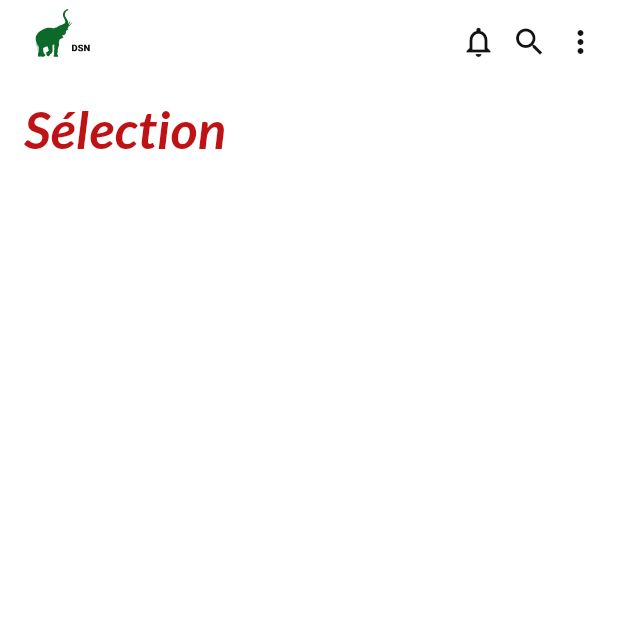
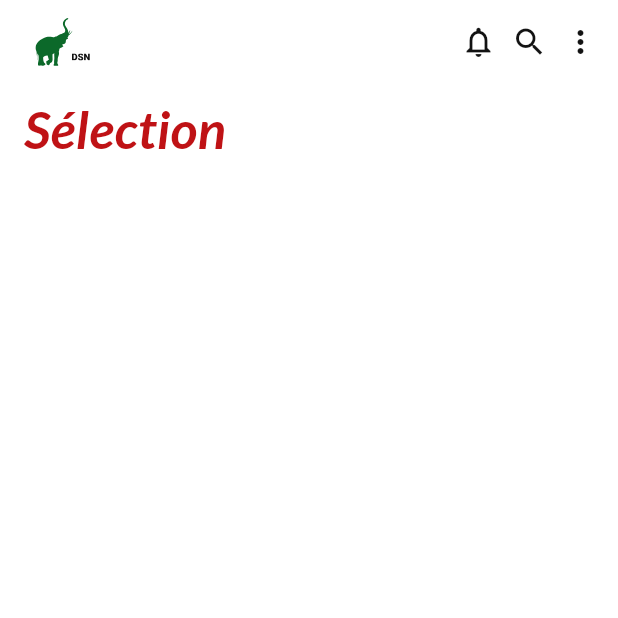
Before and after one commit to Francisny03/sem_dsn_flutter_app, a Flutter app: the HomePage screen opened directly, item 4 of the bottom bar chosen, on a phone screen of 412 x 824 dp, the top half of it. Run offline on Flutter 3.47's test engine with Material 3 defaults, Android fonts, the phone set to English and light mode, and no system bars; our stand-ins replace better_player_plus, cached_network_image, chewie, flutter_html, flutter_svg, google_fonts and 5 more; missing offline and left inert: syncfusion_flutter_pdfviewer, webview_flutter_android; accounts and stored records are empty; network calls fail.

Commit message:
Refactor LiveConfig and AppHeader for improved functionality and UI consistency
- Updated LiveConfig to set forceStatusForTest to null for better test handling.
- Refactored AppHeader layout to enhance visual structure, including adjustments to leading width and title alignment.
- Streamlined header actions and improved live content display logic for a more cohesive user experience.

```diff
--- a/lib/core/constants/live_config.dart
+++ b/lib/core/constants/live_config.dart
@@ -45,7 +45,7 @@ class LiveConfig {
   /// Pour les tests : force le statut du live après fetch (ex. [LiveStatus.replay]).
   /// Null = utiliser le statut renvoyé par l'API.
   static const LiveStatus? forceStatusForTest =
-      LiveStatus.replay; // Mettre LiveStatus.replay pour tester
+      null; // Mettre LiveStatus.replay pour tester
 
   /// True si on a au moins une source à afficher (direct ou replay).
   static bool get hasLiveContent {
--- a/lib/widget/app_header.dart
+++ b/lib/widget/app_header.dart
@@ -93,14 +93,10 @@ class _AppHeaderState extends State<AppHeader> with TickerProviderStateMixin {
       elevation: 0,
       scrolledUnderElevation: 0,
       titleSpacing: 0,
-      leadingWidth: 0,
-      title: Padding(
-        padding: const EdgeInsets.only(left: 20, right: 8),
+      leadingWidth: 80,
+      leading: Padding(
+        padding: const EdgeInsets.only(left: 20),
         child: Row(
-          mainAxisAlignment: MainAxisAlignment.spaceBetween,
-          crossAxisAlignment: CrossAxisAlignment.start,
-          children: [
-            Row(
           mainAxisSize: MainAxisSize.min,
           crossAxisAlignment: CrossAxisAlignment.center,
           children: [
@@ -129,56 +125,25 @@ class _AppHeaderState extends State<AppHeader> with TickerProviderStateMixin {
                     BlendMode.srcIn,
                   ),
                 ),
-                    //   AppStrings.headerTitle,
-                    //   style: TextStyle(
-                    //     color: AppColors.onSurfaceLight,
-                    //     fontWeight: FontWeight.w900,
-                    //     fontSize: 20,
-                    //     shadows: [
-                    //       const Shadow(
-                    //         color: Colors.black,
-                    //         offset: Offset(-1, -1),
-                    //         blurRadius: 0,
-                    //       ),
-                    //       const Shadow(
-                    //         color: Colors.black,
-                    //         offset: Offset(1, -1),
-                    //         blurRadius: 0,
-                    //       ),
-                    //       const Shadow(
-                    //         color: Colors.black,
-                    //         offset: Offset(-1, 1),
-                    //         blurRadius: 0,
-                    //       ),
-                    //       const Shadow(
-                    //         color: Colors.black,
-                    //         offset: Offset(1, 1),
-                    //         blurRadius: 0,
-                    //       ),
-                    //       // Shadow(
-                    //       //   color: Colors.black.withValues(alpha: 0.3),
-                    //       //   offset: const Offset(0, 2),
-                    //       //   blurRadius: 4,
-                    //       // ),
-                    //     ],
-                    //   ),
-                    // ),
               ),
             ),
           ],
         ),
-
-            _HeaderActionsRow(
-              children: [
-                if (_showLiveIcon)
-                  _LiveHeaderIcon(
+      ),
+      centerTitle: true,
+      title: _showLiveIcon
+          ? _LiveHeaderIcon(
               isLiveInProgress: _isLiveInProgress,
               isEnded: _isEnded,
-                    blinkAnimation: _isLiveInProgress
-                        ? _liveBlinkAnimation
-                        : null,
+              blinkAnimation: _isLiveInProgress ? _liveBlinkAnimation : null,
               onPressed: _isEnded ? null : widget.onLivePressed,
-                  ),
+            )
+          : const SizedBox.shrink(),
+      actions: [
+        Padding(
+          padding: const EdgeInsets.only(right: 8),
+          child: _HeaderActionsRow(
+            children: [
               _HeaderIcon(
                 icon: Icons.notifications_outlined,
                 onPressed: widget.onNotificationsPressed ?? () {},
@@ -193,9 +158,8 @@ class _AppHeaderState extends State<AppHeader> with TickerProviderStateMixin {
               ),
             ],
           ),
+        ),
       ],
-        ),
-      ),
     );
   }
 }
```
Lines whose indentation alone changed are shown as unchanged.
